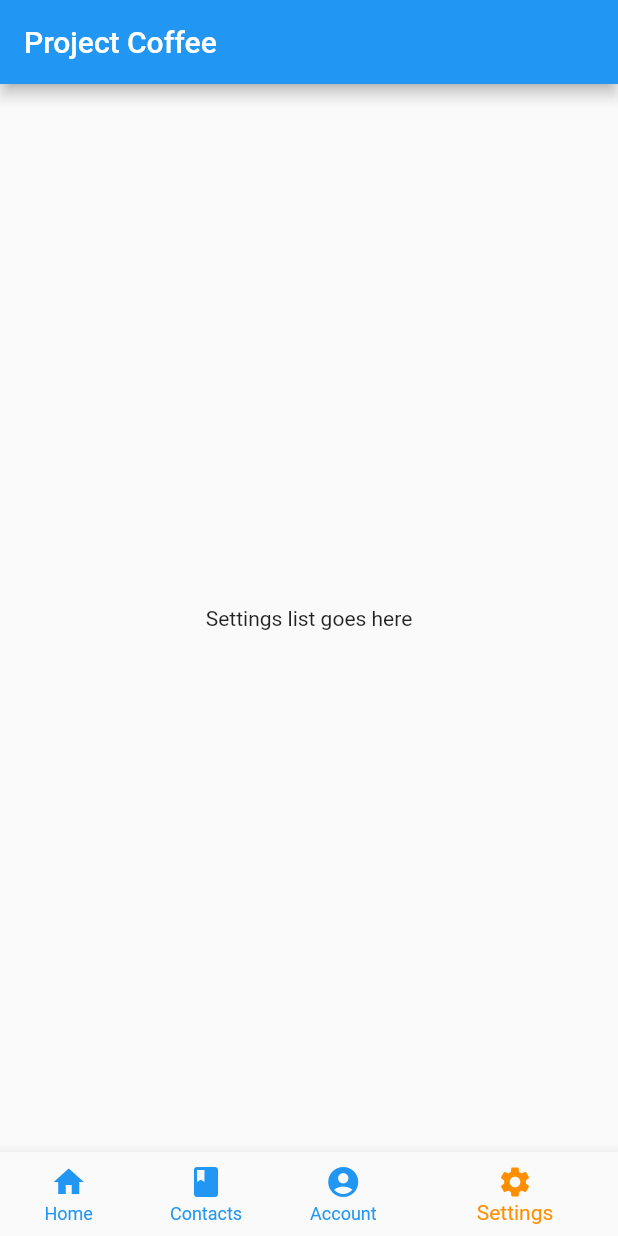
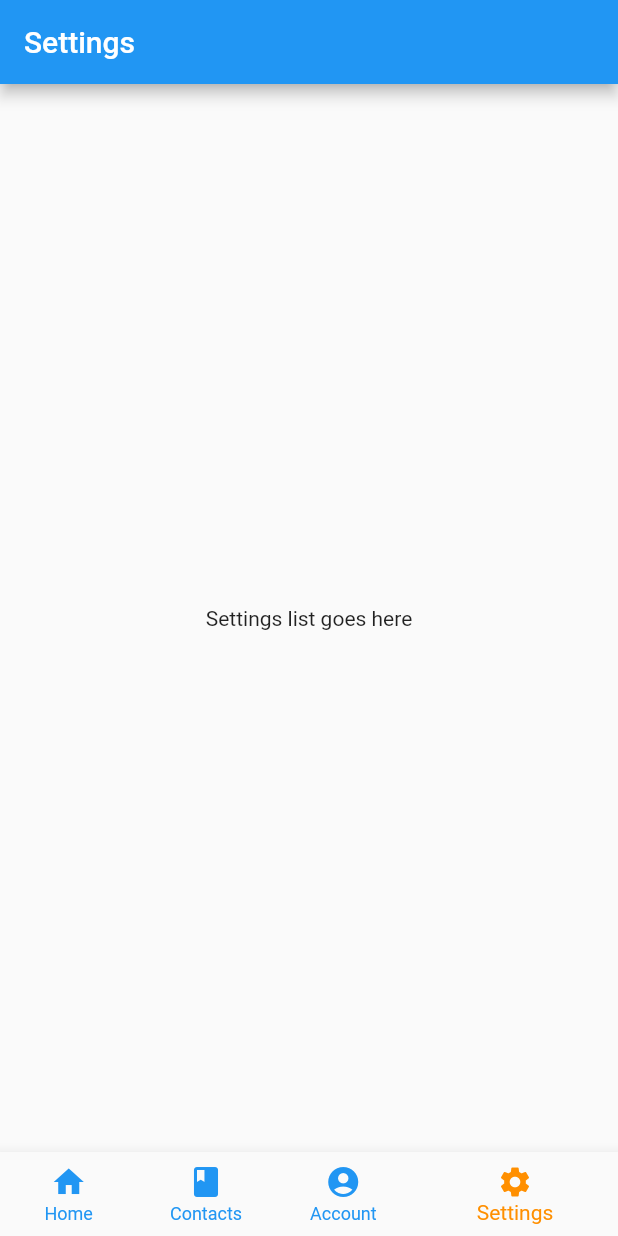
Before and after one commit to cookiedabaker/Coffee, a Flutter app: the screen it shows after launch, item 4 of the bottom bar chosen, on a phone screen of 412 x 824 dp. Run offline on Flutter 3.47's test engine with Material 2 defaults, Android fonts, the phone set to English and light mode, and no system bars.

Commit message:
Fixed App Bar title when navigating

```diff
--- a/lib/main.dart
+++ b/lib/main.dart
@@ -17,11 +17,20 @@ class MainWrapper extends StatefulWidget {
 class _MainWrapperState extends State<MainWrapper> {
   int selectedPage = 0;
 
+  // Run selected page in scoffold's 'body'. returns stateful Widgets
   final _pageOptions = [
     MyHomePage(),
     Contacts(),
     Account(),
     Settings(),
+  ];
+
+  // putting title in app when switching pages. correlates with '_pageOptions'
+  final _pageTitles = [
+    'Project Coffee',
+    'My Contacts',
+    'My Account',
+    'Settings',
   ];
 
   @override
@@ -31,7 +40,7 @@ class _MainWrapperState extends State<MainWrapper> {
       theme: ThemeData.light(),
       home: Scaffold(
         appBar: AppBar(
-          title: const Text('Project Coffee'),
+          title: Text(_pageTitles[selectedPage]),
         ),
         body: _pageOptions[selectedPage],
         bottomNavigationBar: BottomNavigationBar(
```
Also changed, not shown: 3 other files.
